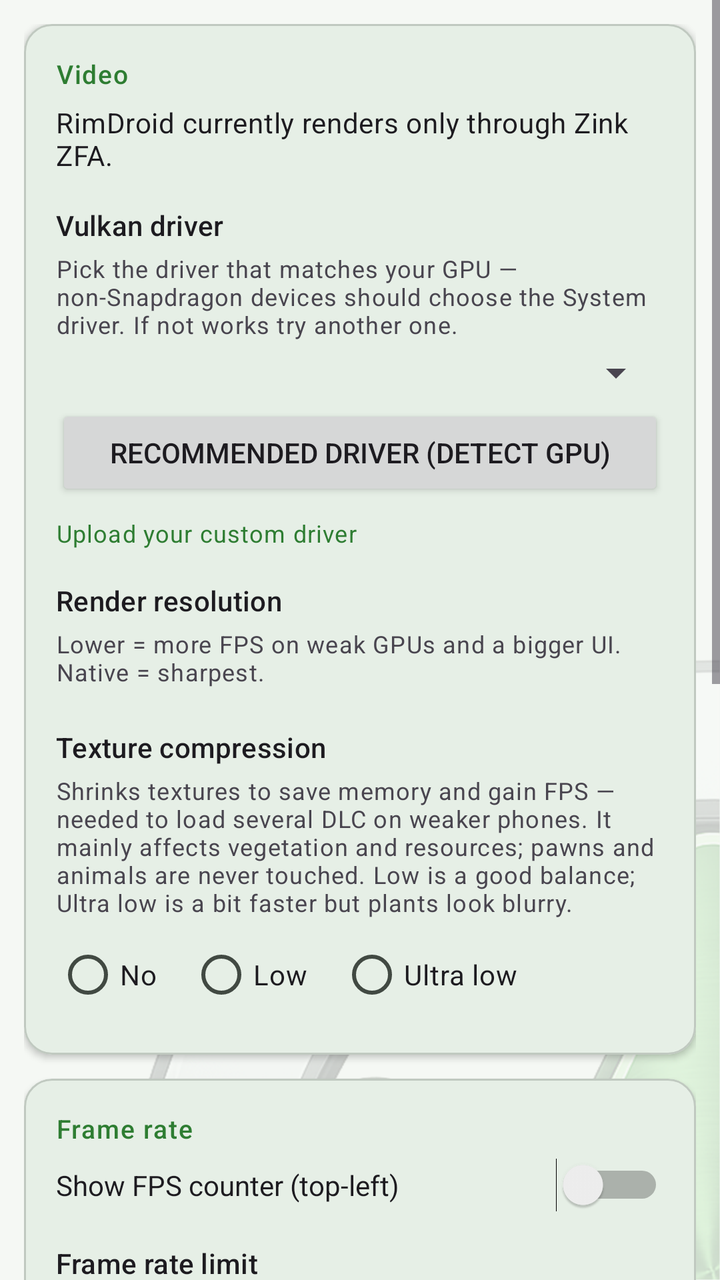
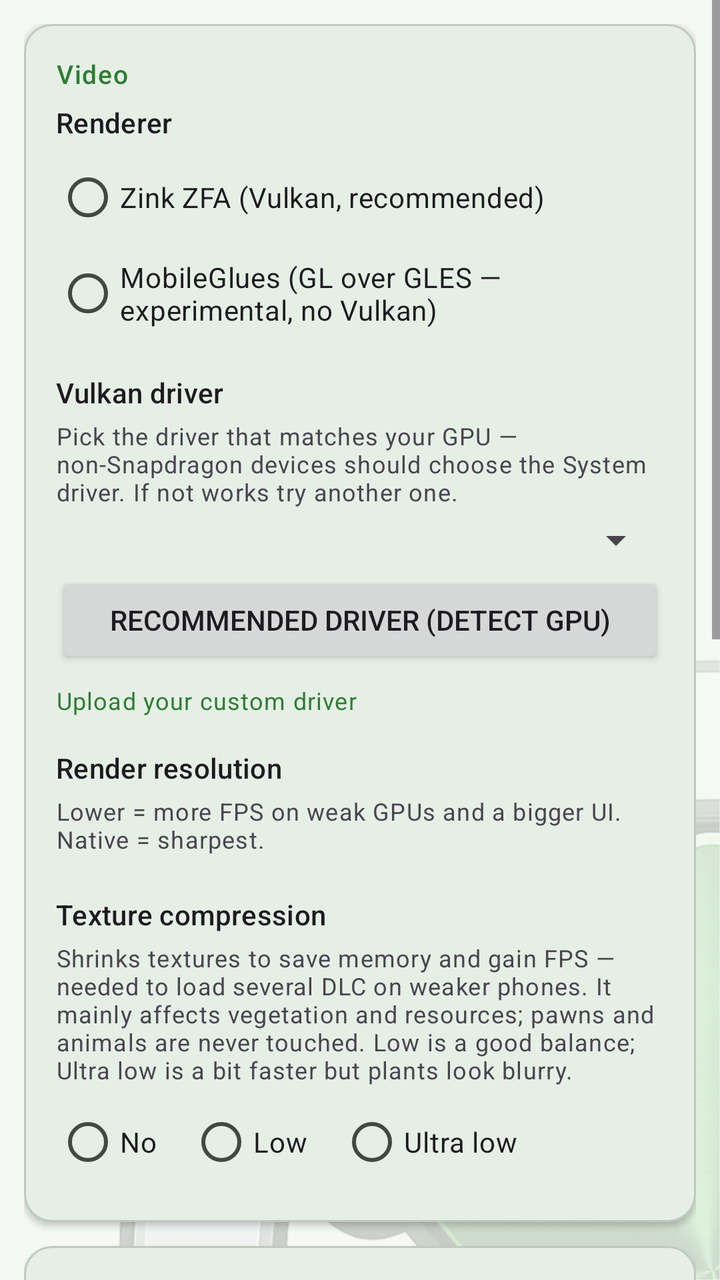

An Android layout rendered at two revisions. The XML below is the earlier revision; the diff shows what the commit changed to produce the second picture.
<!-- AndroidManifest.xml: application theme AppTheme -->
<!-- res/layout/fragment_settings.xml -->
<?xml version="1.0" encoding="utf-8"?>
<ScrollView xmlns:android="http://schemas.android.com/apk/res/android"
    xmlns:app="http://schemas.android.com/apk/res-auto"
    android:layout_width="match_parent"
    android:layout_height="match_parent">

  <LinearLayout
    android:layout_width="match_parent"
    android:layout_height="wrap_content"
    android:orientation="vertical"
    android:padding="12dp">

    
    <com.google.android.material.card.MaterialCardView
        android:layout_width="match_parent"
        android:layout_height="wrap_content"
        android:layout_marginBottom="12dp"
        app:cardCornerRadius="14dp"
        app:cardElevation="2dp">

      <LinearLayout
          android:layout_width="match_parent"
          android:layout_height="wrap_content"
          android:orientation="vertical"
          android:padding="16dp">

        <TextView
            style="@style/AppTheme.CardHeader"
            android:layout_width="wrap_content"
            android:layout_height="wrap_content"
            android:text="@string/card_video"
            android:layout_marginBottom="6dp" />

        
        <TextView
            android:layout_width="match_parent"
            android:layout_height="wrap_content"
            android:text="@string/renderer_info"
            android:textAppearance="?attr/textAppearanceBodyMedium"
            android:layout_marginBottom="16dp" />

        <TextView
            android:layout_width="wrap_content"
            android:layout_height="wrap_content"
            android:text="@string/vulkan_driver"
            android:textAppearance="?attr/textAppearanceTitleSmall"
            android:layout_marginBottom="4dp" />

        <TextView
            android:layout_width="wrap_content"
            android:layout_height="wrap_content"
            android:text="@string/vulkan_driver_hint"
            android:textAppearance="?attr/textAppearanceBodySmall"
            android:layout_marginBottom="4dp" />

        <Spinner
            android:id="@+id/spinner_vulkan_driver"
            android:layout_width="match_parent"
            android:layout_height="wrap_content"
            android:layout_marginBottom="4dp" />

        <Button
            android:id="@+id/btn_recommend_driver"
            android:layout_width="match_parent"
            android:layout_height="wrap_content"
            android:text="@string/driver_recommend"
            android:textSize="14dp" />

        
        <TextView
            android:id="@+id/tv_upload_driver"
            android:layout_width="wrap_content"
            android:layout_height="wrap_content"
            android:layout_marginTop="8dp"
            android:text="@string/upload_custom_driver"
            android:textColor="?attr/colorPrimary"
            android:textAppearance="?attr/textAppearanceBodySmall"
            android:clickable="true"
            android:focusable="true" />

        
        <TextView
            android:layout_width="wrap_content"
            android:layout_height="wrap_content"
            android:text="@string/render_res_label"
            android:textAppearance="?attr/textAppearanceTitleSmall"
            android:layout_marginTop="16dp"
            android:layout_marginBottom="4dp" />

        <TextView
            android:layout_width="wrap_content"
            android:layout_height="wrap_content"
            android:text="@string/render_res_hint"
            android:textAppearance="?attr/textAppearanceBodySmall"
            android:layout_marginBottom="4dp" />

        <RadioGroup
            android:id="@+id/rg_render_res"
            android:layout_width="wrap_content"
            android:layout_height="wrap_content"
            android:orientation="vertical" />

        
        <TextView
            android:layout_width="wrap_content"
            android:layout_height="wrap_content"
            android:text="@string/texq_label"
            android:textAppearance="?attr/textAppearanceTitleSmall"
            android:layout_marginTop="16dp"
            android:layout_marginBottom="4dp" />

        <TextView
            android:layout_width="wrap_content"
            android:layout_height="wrap_content"
            android:text="@string/texq_hint"
            android:textAppearance="?attr/textAppearanceBodySmall"
            android:layout_marginBottom="4dp" />

        <RadioGroup
            android:id="@+id/rg_texq"
            android:layout_width="match_parent"
            android:layout_height="wrap_content"
            android:orientation="horizontal">

            <RadioButton
                android:id="@+id/rb_texq_no"
                android:layout_width="wrap_content"
                android:layout_height="wrap_content"
                android:layout_marginEnd="16dp"
                android:text="@string/texq_no" />

            <RadioButton
                android:id="@+id/rb_texq_low"
                android:layout_width="wrap_content"
                android:layout_height="wrap_content"
                android:layout_marginEnd="16dp"
                android:text="@string/texq_low" />

            <RadioButton
                android:id="@+id/rb_texq_ultra"
                android:layout_width="wrap_content"
                android:layout_height="wrap_content"
                android:text="@string/texq_ultra" />
        </RadioGroup>
      </LinearLayout>
    </com.google.android.material.card.MaterialCardView>

    
    <com.google.android.material.card.MaterialCardView
        android:layout_width="match_parent"
        android:layout_height="wrap_content"
        android:layout_marginBottom="12dp"
        app:cardCornerRadius="14dp"
        app:cardElevation="2dp">

      <LinearLayout
          android:layout_width="match_parent"
          android:layout_height="wrap_content"
          android:orientation="vertical"
          android:padding="16dp">

        <TextView
            style="@style/AppTheme.CardHeader"
            android:layout_width="wrap_content"
            android:layout_height="wrap_content"
            android:text="@string/card_fps"
            android:layout_marginBottom="6dp" />

        <Switch
            android:id="@+id/sw_show_fps"
            android:layout_width="match_parent"
            android:layout_height="wrap_content"
            android:textSize="14sp"
            android:text="@string/show_fps_label" />

        
        <TextView
            android:layout_width="wrap_content"
            android:layout_height="wrap_content"
            android:text="@string/fps_cap_label"
            android:textAppearance="?attr/textAppearanceTitleSmall"
            android:layout_marginTop="16dp"
            android:layout_marginBottom="4dp" />

        <TextView
            android:layout_width="wrap_content"
            android:layout_height="wrap_content"
            android:text="@string/fps_cap_hint"
            android:textAppearance="?attr/textAppearanceBodySmall"
            android:layout_marginBottom="4dp" />

        <RadioGroup
            android:id="@+id/rg_fps_cap"
            android:layout_width="match_parent"
            android:layout_height="wrap_content"
            android:orientation="horizontal">

            <RadioButton
                android:id="@+id/rb_fps_30"
                android:layout_width="wrap_content"
                android:layout_height="wrap_content"
                android:layout_marginEnd="16dp"
                android:text="@string/fps_cap_30" />

            <RadioButton
                android:id="@+id/rb_fps_60"
                android:layout_width="wrap_content"
                android:layout_height="wrap_content"
                android:layout_marginEnd="16dp"
                android:text="@string/fps_cap_60" />

            <RadioButton
                android:id="@+id/rb_fps_off"
                android:layout_width="wrap_content"
                android:layout_height="wrap_content"
                android:text="@string/fps_cap_off" />
        </RadioGroup>
      </LinearLayout>
    </com.google.android.material.card.MaterialCardView>

    
    <com.google.android.material.card.MaterialCardView
        android:layout_width="match_parent"
        android:layout_height="wrap_content"
        android:layout_marginBottom="12dp"
        app:cardCornerRadius="14dp"
        app:cardElevation="2dp">

      <LinearLayout
          android:layout_width="match_parent"
          android:layout_height="wrap_content"
          android:orientation="vertical"
          android:padding="16dp">

        <TextView
            style="@style/AppTheme.CardHeader"
            android:layout_width="wrap_content"
            android:layout_height="wrap_content"
            android:text="@string/card_controls"
            android:layout_marginBottom="6dp" />

        <Button
            android:id="@+id/btn_edit_controls"
            android:layout_width="match_parent"
            android:layout_height="wrap_content"
            android:text="@string/edit_controls" />

        <Button
            android:id="@+id/btn_gamepad_mapper"
            android:layout_width="match_parent"
            android:layout_height="wrap_content"
            android:layout_marginTop="8dp"
            android:text="@string/gamepad_mapper_settings_btn" />

        <Switch
            android:id="@+id/sw_haptic"
            android:layout_width="match_parent"
            android:layout_height="wrap_content"
            android:layout_marginTop="16dp"
            android:textSize="14sp"
            android:text="@string/haptic_label" />

        <Switch
            android:id="@+id/sw_drag_pan"
            android:layout_width="match_parent"
            android:layout_height="wrap_content"
            android:layout_marginTop="12dp"
            android:textSize="14sp"
            android:text="@string/drag_pan_label" />

        <Switch
            android:id="@+id/sw_reverse_landscape"
            android:layout_width="match_parent"
            android:layout_height="wrap_content"
            android:layout_marginTop="12dp"
            android:textSize="14sp"
            android:text="@string/reverse_landscape_label" />

        <TextView
            android:layout_width="match_parent"
            android:layout_height="wrap_content"
            android:layout_marginTop="4dp"
            android:textSize="12sp"
            android:alpha="0.7"
            android:text="@string/reverse_landscape_hint" />
      </LinearLayout>
    </com.google.android.material.card.MaterialCardView>

    

    
    <com.google.android.material.card.MaterialCardView
        android:layout_width="match_parent"
        android:layout_height="wrap_content"
        android:layout_marginBottom="12dp"
        app:cardCornerRadius="14dp"
        app:cardElevation="2dp">

      <LinearLayout
          android:layout_width="match_parent"
          android:layout_height="wrap_content"
          android:orientation="vertical"
          android:padding="16dp">

        
        <TextView
            android:id="@+id/tv_advanced_header"
            style="@style/AppTheme.CardHeader"
            android:layout_width="match_parent"
            android:layout_height="wrap_content"
            android:text="@string/card_advanced"
            android:drawableEnd="@android:drawable/arrow_down_float"
            android:clickable="true"
            android:focusable="true" />

        <LinearLayout
            android:id="@+id/ll_advanced_content"
            android:layout_width="match_parent"
            android:layout_height="wrap_content"
            android:orientation="vertical"
            android:visibility="gone">

          <Switch
              android:id="@+id/sw_debug"
              android:layout_width="match_parent"
              android:layout_height="wrap_content"
              android:layout_marginTop="12dp"
              android:textSize="14sp"
              android:text="@string/debug_mode" />

          
          <TextView
              android:layout_width="wrap_content"
              android:layout_height="wrap_content"
              android:layout_marginTop="16dp"
              android:text="@string/env_section_header"
              android:textAppearance="?attr/textAppearanceTitleSmall" />

          <EditText
              android:id="@+id/et_env_vars"
              android:layout_width="match_parent"
              android:layout_height="wrap_content"
              android:layout_marginTop="4dp"
              android:fontFamily="monospace"
              android:textSize="13sp"
              android:inputType="textNoSuggestions|textMultiLine|textVisiblePassword"
              android:hint="@string/env_vars_hint_example" />

          <TextView
              android:layout_width="match_parent"
              android:layout_height="wrap_content"
              android:text="@string/env_vars_hint"
              android:textAppearance="?attr/textAppearanceBodySmall"
              android:layout_marginTop="4dp"
              android:layout_marginBottom="4dp" />

          <Switch
              android:id="@+id/sw_compat_mode"
              android:layout_width="match_parent"
              android:layout_height="wrap_content"
              android:layout_marginTop="16dp"
              android:textSize="14sp"
              android:text="@string/compat_mode_label" />

          <TextView
              android:layout_width="match_parent"
              android:layout_height="wrap_content"
              android:layout_marginTop="2dp"
              android:textAppearance="?attr/textAppearanceBodySmall"
              android:alpha="0.7"
              android:text="@string/compat_mode_hint" />

          
          <Switch
              android:id="@+id/sw_strict_barriers"
              android:layout_width="wrap_content"
              android:layout_height="wrap_content"
              android:text="@string/strict_barriers"
              android:visibility="gone" />

          <Button
              android:id="@+id/btn_smoketest"
              android:layout_width="wrap_content"
              android:layout_height="wrap_content"
              android:text="@string/smoketest_label"
              android:visibility="gone" />

          <Button
              android:id="@+id/btn_steam_dl"
              android:layout_width="wrap_content"
              android:layout_height="wrap_content"
              android:text="@string/steam_dl_label"
              android:visibility="gone" />

          <TextView
              android:id="@+id/tv_steam_dl_status"
              android:layout_width="match_parent"
              android:layout_height="wrap_content"
              android:textIsSelectable="true"
              android:visibility="gone"
              android:textSize="12sp" />

          
          <LinearLayout
              android:layout_width="match_parent"
              android:layout_height="wrap_content"
              android:orientation="vertical"
              android:visibility="gone">

            <TextView
                android:id="@+id/tv_render_scale_label"
                android:layout_width="wrap_content"
                android:layout_height="wrap_content"
                android:text="Render scale: 60%"
                android:textAppearance="?attr/textAppearanceTitleSmall" />

            <SeekBar
                android:id="@+id/sb_render_scale"
                android:layout_width="match_parent"
                android:layout_height="wrap_content"
                android:max="33"
                android:progress="5" />
          </LinearLayout>
        </LinearLayout>
      </LinearLayout>
    </com.google.android.material.card.MaterialCardView>

  </LinearLayout>
</ScrollView>
<!-- resources referenced by this layout -->
<resources>
  <string name="card_advanced">Advanced</string>
  <string name="card_controls">Controls</string>
  <string name="card_fps">Frame rate</string>
  <string name="card_video">Video</string>
  <string name="compat_mode_label">Compatibility mode</string>
  <string name="debug_mode">Debug mode (verbose log)</string>
  <string name="drag_pan_label">Drag the map with a finger to pan</string>
  <string name="driver_recommend">Recommended driver (detect GPU)</string>
  <string name="edit_controls">Edit on-screen controls…</string>
  <string name="env_section_header">Environment variables</string>
  <string name="env_vars_hint_example">e.g. BOX64_DYNAREC_ALIGNED_ATOMICS=1</string>
  <string name="fps_cap_30">30 FPS</string>
  <string name="fps_cap_60">60 FPS</string>
  <string name="fps_cap_label">Frame rate limit</string>
  <string name="fps_cap_off">No limit</string>
  <string name="gamepad_mapper_settings_btn">Gamepad mapping</string>
  <string name="haptic_label">Vibrate on button press</string>
  <string name="render_res_hint">Lower = more FPS on weak GPUs and a bigger UI. Native = sharpest.</string>
  <string name="render_res_label">Render resolution</string>
  <string name="renderer_info">RimDroid currently renders only through Zink ZFA.</string>
  <string name="reverse_landscape_label">Mirror the picture (180°)</string>
  <string name="show_fps_label">Show FPS counter (top-left)</string>
  <string name="smoketest_label">Test software renderer (OSMesa)</string>
  <string name="steam_dl_label">Steam download spike (RimWorld)</string>
  <string name="strict_barriers">Interpreter mode (test — VERY slow, diagnostic for save corruption)</string>
  <string name="texq_label">Texture compression</string>
  <string name="texq_low">Low</string>
  <string name="texq_no">No</string>
  <string name="texq_ultra">Ultra low</string>
  <string name="upload_custom_driver">Upload your custom driver</string>
  <string name="vulkan_driver">Vulkan driver</string>
  <color name="rd_primary">#2E7D32</color>
  <color name="rd_primary_container">#B4F0B6</color>
  <color name="rd_on_primary_container">#00210A</color>
  <color name="md_theme_secondary">#4F6354</color>
  <color name="md_theme_onSecondary">#FFFFFF</color>
  <color name="md_theme_secondaryContainer">#D2E8D6</color>
  <color name="md_theme_onSecondaryContainer">#0E1F14</color>
  <color name="md_theme_tertiary">#3A656E</color>
  <color name="md_theme_onTertiary">#FFFFFF</color>
  <color name="md_theme_tertiaryContainer">#BEEAF5</color>
  <color name="md_theme_onTertiaryContainer">#001F25</color>
  <color name="md_theme_error">#BA1A1A</color>
  <color name="md_theme_onError">#FFFFFF</color>
  <color name="md_theme_errorContainer">#FFDAD6</color>
  <color name="md_theme_onErrorContainer">#410002</color>
  <color name="md_theme_background">#F5F8F4</color>
  <color name="md_theme_onBackground">#181D18</color>
  <color name="md_theme_surface">#F5F8F4</color>
  <color name="md_theme_onSurface">#181D18</color>
  <color name="md_theme_surfaceVariant">#DCE5DC</color>
  <color name="md_theme_onSurfaceVariant">#414942</color>
  <color name="md_theme_outlineVariant">#C0C9C0</color>
  <color name="md_theme_inverseSurface">#2D322E</color>
  <color name="md_theme_inverseOnSurface">#EFF1EB</color>
  <color name="md_theme_inversePrimary">#86D88A</color>
  <color name="md_theme_surfaceDim">#D5DBD3</color>
  <color name="md_theme_surfaceBright">#F5F8F4</color>
  <color name="md_theme_surfaceContainerLowest">#FFFFFF</color>
  <color name="md_theme_surfaceContainerLow">#EFF2EC</color>
  <color name="md_theme_surfaceContainer">#E9ECE6</color>
  <color name="md_theme_surfaceContainerHigh">#E4E7E1</color>
  <color name="md_theme_surfaceContainerHighest">#DEE1DB</color>
  <!-- unchanged entries left out for length: 14 -->
</resources>

<!-- the commit's change to res/layout/fragment_settings.xml (unified diff, before → after) -->
@@ -33,11 +33,30 @@
 
         
         <TextView
-            android:layout_width="match_parent"
-            android:layout_height="wrap_content"
-            android:text="@string/renderer_info"
-            android:textAppearance="?attr/textAppearanceBodyMedium"
-            android:layout_marginBottom="16dp" />
+            android:layout_width="wrap_content"
+            android:layout_height="wrap_content"
+            android:text="@string/renderer"
+            android:textAppearance="?attr/textAppearanceTitleSmall"
+            android:layout_marginBottom="4dp" />
+
+        <RadioGroup
+            android:id="@+id/rg_renderer"
+            android:layout_width="wrap_content"
+            android:layout_height="wrap_content"
+            android:layout_marginBottom="16dp">
+
+          <RadioButton
+              android:id="@+id/rb_zink_zfa"
+              android:layout_width="wrap_content"
+              android:layout_height="wrap_content"
+              android:text="@string/zink_zfa_label" />
+
+          <RadioButton
+              android:id="@+id/rb_mobileglues"
+              android:layout_width="wrap_content"
+              android:layout_height="wrap_content"
+              android:text="@string/mobileglues_label" />
+        </RadioGroup>
 
         <TextView
             android:layout_width="wrap_content"
<!-- resource entries referenced after the edit -->
@@ -17,9 +17,10 @@
   <string name="fps_cap_off">No limit</string>
   <string name="gamepad_mapper_settings_btn">Gamepad mapping</string>
   <string name="haptic_label">Vibrate on button press</string>
+  <string name="mobileglues_label">MobileGlues (GL over GLES — experimental, no Vulkan)</string>
   <string name="render_res_hint">Lower = more FPS on weak GPUs and a bigger UI. Native = sharpest.</string>
   <string name="render_res_label">Render resolution</string>
-  <string name="renderer_info">RimDroid currently renders only through Zink ZFA.</string>
+  <string name="renderer">Renderer</string>
   <string name="reverse_landscape_label">Mirror the picture (180°)</string>
   <string name="show_fps_label">Show FPS counter (top-left)</string>
   <string name="smoketest_label">Test software renderer (OSMesa)</string>
@@ -31,6 +32,7 @@
   <string name="texq_ultra">Ultra low</string>
   <string name="upload_custom_driver">Upload your custom driver</string>
   <string name="vulkan_driver">Vulkan driver</string>
+  <string name="zink_zfa_label">Zink ZFA (Vulkan, recommended)</string>
   <color name="rd_primary">#2E7D32</color>
   <color name="rd_primary_container">#B4F0B6</color>
   <color name="rd_on_primary_container">#00210A</color>
